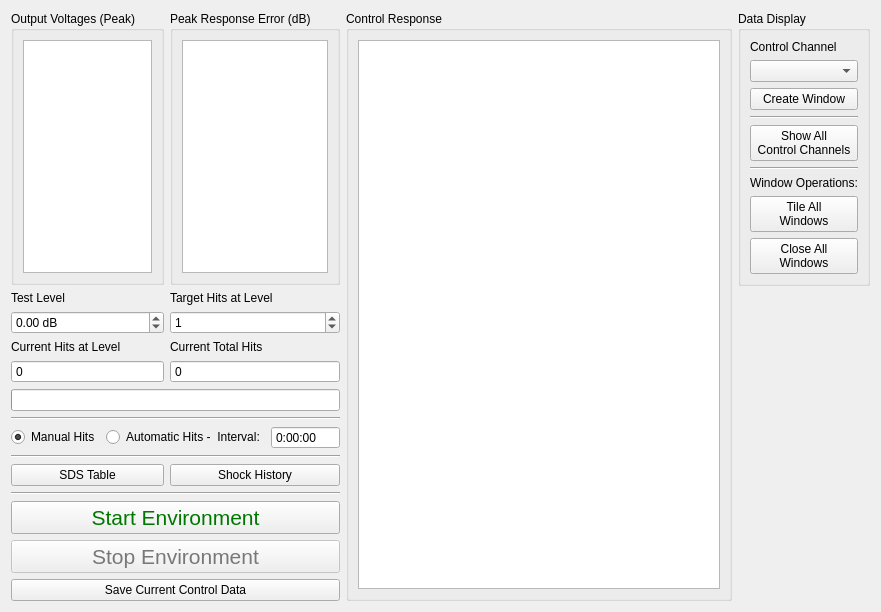
Old version of the form src/rattlesnake/user_interface/ui_files/srs_sds_run.ui in the repository sandialabs/rattlesnake-vibration-controller.
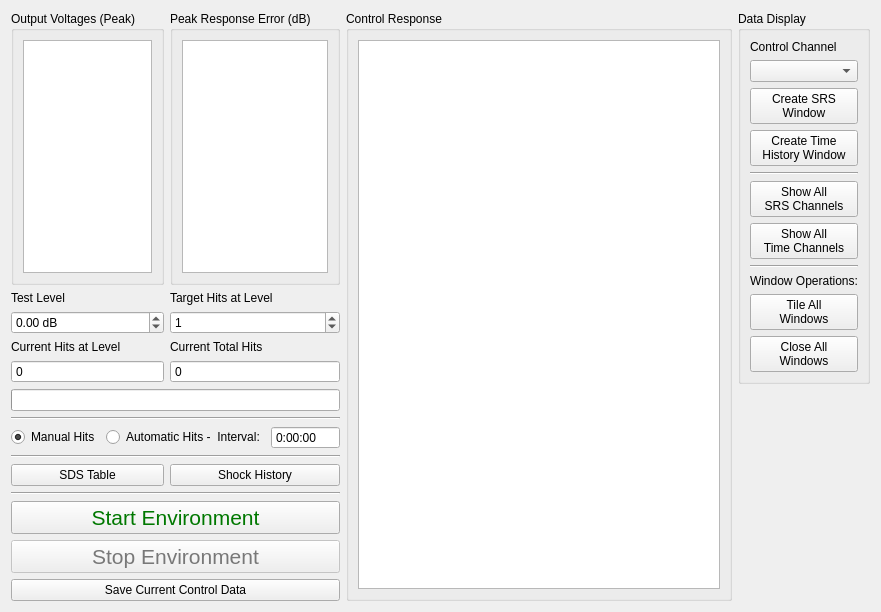
New version of the form. Custom widgets are drawn as their Qt base class.

Commit message: Started refining the user interface.

The edit to the form file:
```diff
--- a/src/rattlesnake/user_interface/ui_files/srs_sds_run.ui
+++ b/src/rattlesnake/user_interface/ui_files/srs_sds_run.ui
@@ -454,7 +454,19 @@
            <string>Creates a new window to visualize the response of a given entry in the CPSD matrix with Control Channel 1 and Control Channel 2 specifying the row and column of the CPSD matrix, and Data Type specifying how the channel is displayed.</string>
           </property>
           <property name="text">
-           <string>Create Window</string>
+           <string>Create SRS
+Window</string>
+          </property>
+         </widget>
+        </item>
+        <item>
+         <widget class="QPushButton" name="create_time_history_window_button">
+          <property name="toolTip">
+           <string>Creates a new window to visualize the response of a given entry in the CPSD matrix with Control Channel 1 and Control Channel 2 specifying the row and column of the CPSD matrix, and Data Type specifying how the channel is displayed.</string>
+          </property>
+          <property name="text">
+           <string>Create Time
+History Window</string>
           </property>
          </widget>
         </item>
@@ -472,7 +484,18 @@
           </property>
           <property name="text">
            <string>Show All
-Control Channels</string>
+SRS Channels</string>
+          </property>
+         </widget>
+        </item>
+        <item>
+         <widget class="QPushButton" name="show_all_time_history_channels_button">
+          <property name="toolTip">
+           <string>Show Autospectral Densities (ASDs) for all control channels.  This will create a window for every channel in the test.</string>
+          </property>
+          <property name="text">
+           <string>Show All
+Time Channels</string>
           </property>
          </widget>
         </item>
```
Left out of the diff: 4 changed lines with no effect on the pictures. The commit also changes 3 other files.
